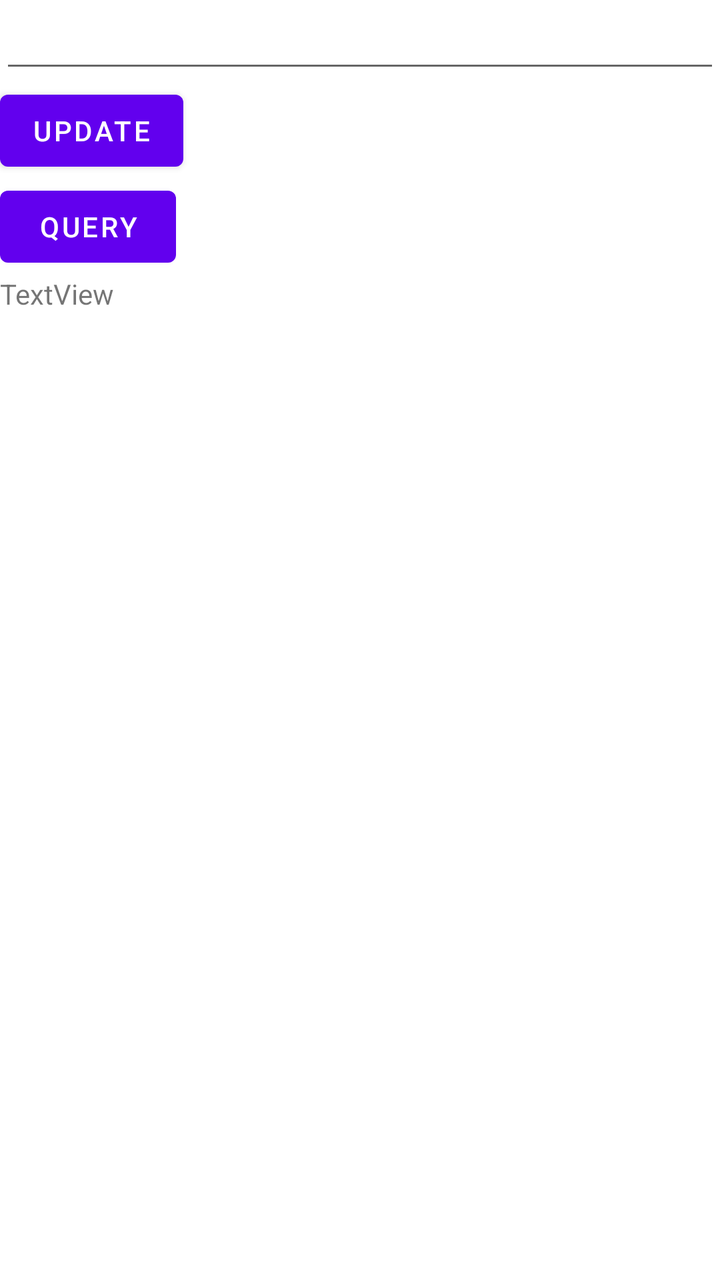
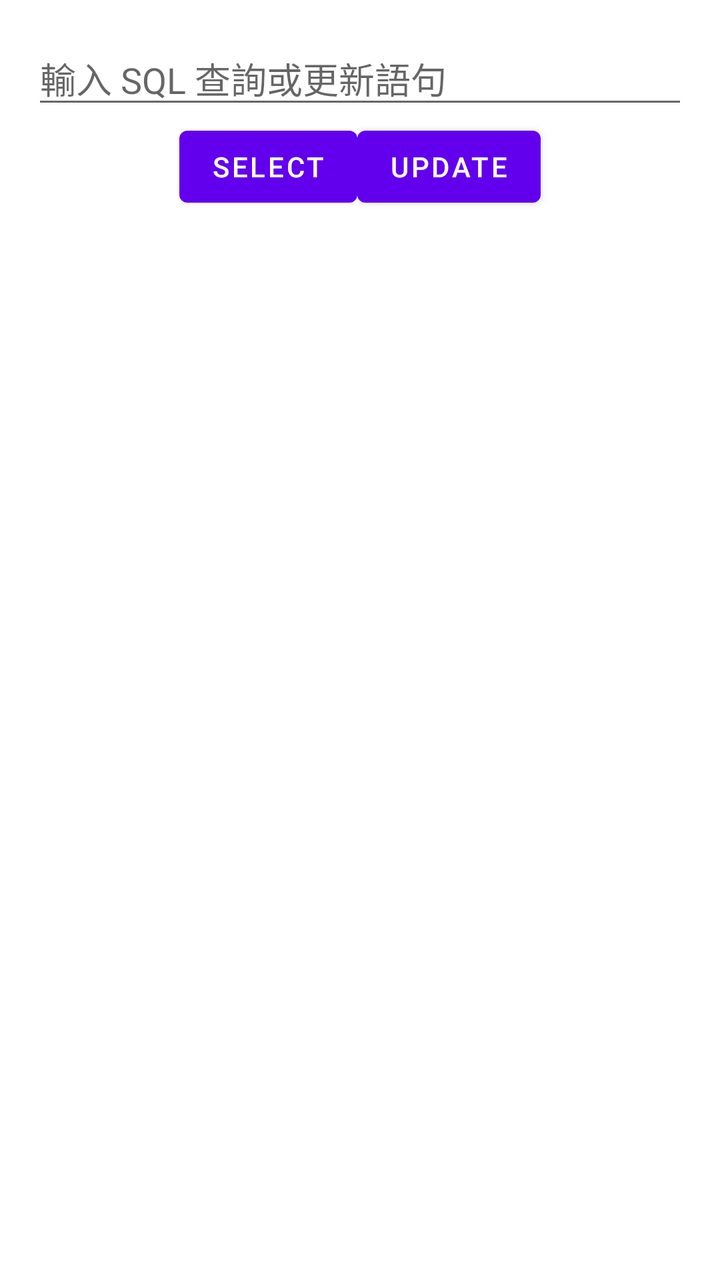

Screens rendered from an Android XML layout before and after an edit, with the pre-edit source and the edit as a unified diff.
<!-- AndroidManifest.xml: application theme Theme.MyApplication -->
<!-- res/layout/activity_second.xml -->
<?xml version="1.0" encoding="utf-8"?>
<androidx.constraintlayout.widget.ConstraintLayout
    xmlns:android="http://schemas.android.com/apk/res/android"
    xmlns:app="http://schemas.android.com/apk/res-auto"
    xmlns:tools="http://schemas.android.com/tools"
    android:layout_width="match_parent"
    android:layout_height="match_parent">

    <LinearLayout
        android:layout_width="match_parent"
        android:layout_height="match_parent"
        android:orientation="vertical">

        <EditText
            android:id="@+id/sqlEt"
            android:layout_width="match_parent"
            android:layout_height="wrap_content"
            android:ems="10"
            android:gravity="start|top"
            android:inputType="textMultiLine" />

        <Button
            android:id="@+id/updateBtn"
            android:layout_width="wrap_content"
            android:layout_height="wrap_content"
            android:text="Update" />

        <Button
            android:id="@+id/queryBtn"
            android:layout_width="wrap_content"
            android:layout_height="wrap_content"
            android:text="Query" />

        <TextView
            android:id="@+id/queryResult"
            android:layout_width="wrap_content"
            android:layout_height="wrap_content"
            android:text="TextView" />

    </LinearLayout>

</androidx.constraintlayout.widget.ConstraintLayout>
<!-- resources referenced by this layout -->
<resources>
  <style name="Theme.MyApplication" parent="Theme.MaterialComponents.DayNight.DarkActionBar">
          
          <item name="colorPrimary">@color/purple_500</item>
          <item name="colorPrimaryVariant">@color/purple_700</item>
          <item name="colorOnPrimary">@color/white</item>
          
          <item name="colorSecondary">@color/teal_200</item>
          <item name="colorSecondaryVariant">@color/teal_700</item>
          <item name="colorOnSecondary">@color/black</item>
          
          <item name="android:statusBarColor">?attr/colorPrimaryVariant</item>
          
      </style>
  <color name="purple_500">#FF6200EE</color>
  <color name="purple_700">#FF3700B3</color>
  <color name="white">#FFFFFFFF</color>
  <color name="teal_200">#FF03DAC5</color>
  <color name="teal_700">#FF018786</color>
  <color name="black">#FF000000</color>
</resources>

<!-- the commit's change to res/layout/activity_second.xml (unified diff, before → after) -->
@@ -1,42 +1,50 @@
 <?xml version="1.0" encoding="utf-8"?>
-<androidx.constraintlayout.widget.ConstraintLayout
-    xmlns:android="http://schemas.android.com/apk/res/android"
-    xmlns:app="http://schemas.android.com/apk/res-auto"
-    xmlns:tools="http://schemas.android.com/tools"
+<LinearLayout xmlns:android="http://schemas.android.com/apk/res/android"
     android:layout_width="match_parent"
-    android:layout_height="match_parent">
+    android:layout_height="match_parent"
+    android:orientation="vertical"
+    android:padding="16dp">
 
+    
+    <EditText
+        android:id="@+id/edit_text_sql"
+        android:layout_width="match_parent"
+        android:layout_height="wrap_content"
+        android:hint="輸入 SQL 查詢或更新語句" />
+
+    
     <LinearLayout
         android:layout_width="match_parent"
-        android:layout_height="match_parent"
-        android:orientation="vertical">
-
-        <EditText
-            android:id="@+id/sqlEt"
-            android:layout_width="match_parent"
-            android:layout_height="wrap_content"
-            android:ems="10"
-            android:gravity="start|top"
-            android:inputType="textMultiLine" />
+        android:layout_height="wrap_content"
+        android:orientation="horizontal"
+        android:gravity="center_horizontal">
 
         <Button
-            android:id="@+id/updateBtn"
+            android:id="@+id/button_select"
+            android:layout_width="wrap_content"
+            android:layout_height="wrap_content"
+            android:text="Select" />
+
+        <Button
+            android:id="@+id/button_update"
             android:layout_width="wrap_content"
             android:layout_height="wrap_content"
             android:text="Update" />
 
-        <Button
-            android:id="@+id/queryBtn"
-            android:layout_width="wrap_content"
-            android:layout_height="wrap_content"
-            android:text="Query" />
-
-        <TextView
-            android:id="@+id/queryResult"
-            android:layout_width="wrap_content"
-            android:layout_height="wrap_content"
-            android:text="TextView" />
-
     </LinearLayout>
 
-</androidx.constraintlayout.widget.ConstraintLayout>
+    
+    <ScrollView
+        android:layout_width="match_parent"
+        android:layout_height="match_parent">
+
+        <TableLayout
+            android:id="@+id/table_layout_result"
+            android:layout_width="match_parent"
+            android:layout_height="wrap_content"
+            android:stretchColumns="*">
+        </TableLayout>
+
+    </ScrollView>
+
+</LinearLayout>
